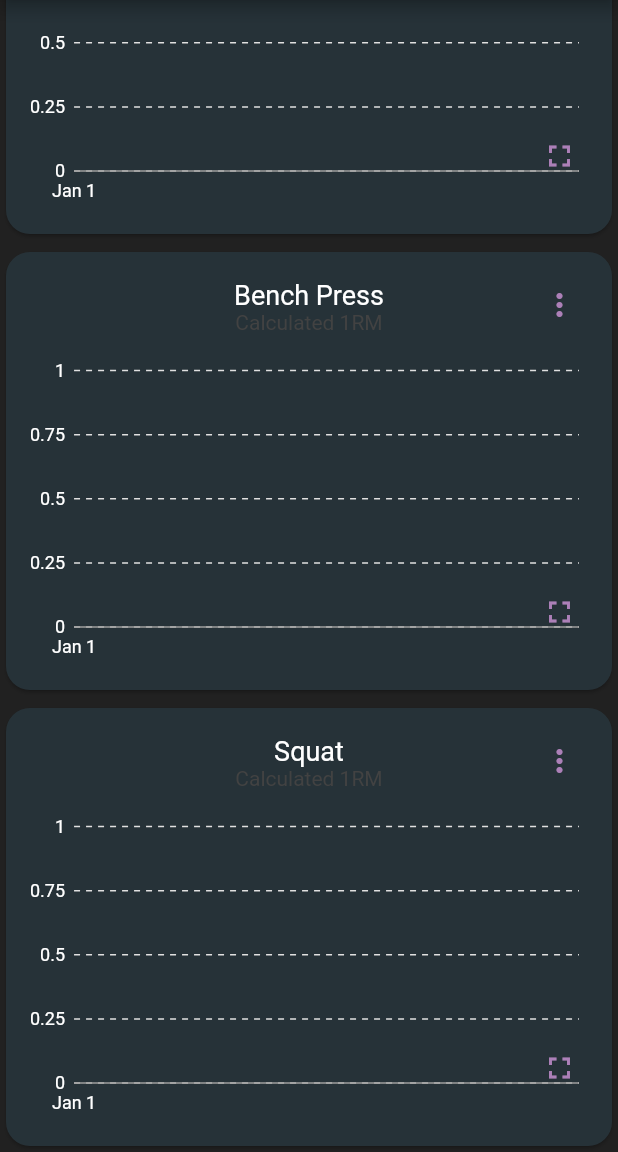
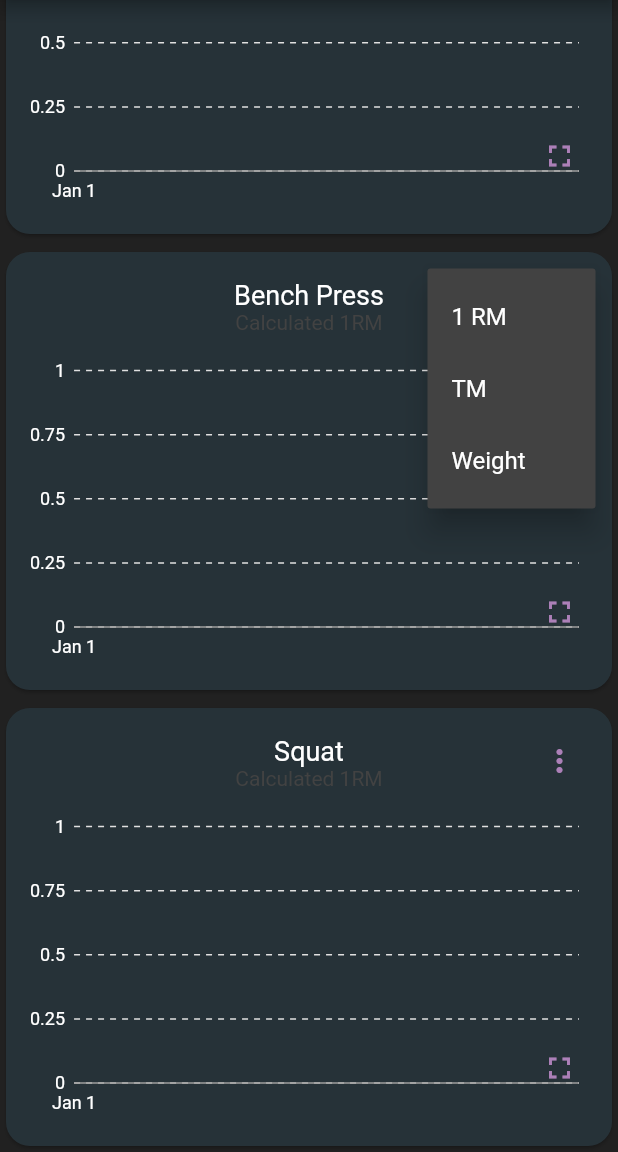
Before and after one commit to xMilotas/LiftCalculator, a Flutter app: the StatsScreen screen opened by its route, scrolled down 448 dp, after a tap on the "more vert" icon, on a phone screen of 412 x 824 dp, the part 84-1236 px from its top. Run offline on Flutter 3.47's test engine with Material 2 defaults, Android fonts, the phone set to English and light mode, and no system bars; our stand-ins replace charts_flutter, flutter_spinbox, shared_preferences, sqflite; accounts and stored records are empty.

Commit message:
🚧 added weight to stats

```diff
--- a/lib/models/liftChart.dart
+++ b/lib/models/liftChart.dart
@@ -13,10 +13,11 @@ import 'package:intl/intl.dart';
 class LiftChart extends StatefulWidget {
   final List<Series<dynamic, DateTime>> seriesList;
   final String liftTitle;
+  final String selectedStat;
   final bool animate;
   final bool fullscreen;
 
-  LiftChart(this.seriesList, this.liftTitle,
+  LiftChart(this.seriesList, this.liftTitle, this.selectedStat,
       {this.animate = true, this.fullscreen = false});
 
   // We need a Stateful widget to build the selection details with the current
@@ -57,7 +58,9 @@ class _SelectionCallbackState extends State<LiftChart> {
               new PanAndZoomBehavior(),
               new ChartTitle(widget.liftTitle,
                   titleStyleSpec: TextStyleSpec(color: MaterialPalette.white),
-                  subTitle: 'Calculated 1RM',
+                  subTitle: (widget.selectedStat == '1RM')
+                      ? 'Calculated 1RM'
+                      : 'Max Weight',
                   subTitleStyleSpec:
                       TextStyleSpec(color: MaterialPalette.white, fontSize: 14),
                   behaviorPosition: BehaviorPosition.top,
@@ -123,15 +126,28 @@ class MySymbolRenderer extends CircleSymbolRenderer {
         strokeWidthPx: getSolidStrokeWidthPx(strokeWidthPx));
     DbLift selectedElement =
         Provider.of<StatsSelectedLift>(context, listen: false).selectedLift;
+    // String selectedStatsType =
+    //     Provider.of<StatsSelectedLift>(context, listen: false)
+    //         .selectedStatsType;
 
     var dateStyle = style.TextStyle();
     dateStyle.fontSize = 11;
-    String formattedDate = DateFormat('yyyy-MM-dd').format(selectedElement.date);
+    String formattedDate =
+        DateFormat('yyyy-MM-dd').format(selectedElement.date);
 
-    final TextElement date = chartsTextElement.TextElement(formattedDate, style: dateStyle);
+    final TextElement date =
+        chartsTextElement.TextElement(formattedDate, style: dateStyle);
 
-    final TextElement weightReps = chartsTextElement.TextElement(
-        '${selectedElement.calculated1RM} kg via ${selectedElement.weightRep.toString()}');
+    String displayText = "";
+    // if (selectedStatsType == '1RM') {
+    //   displayText =
+    //       '1RM: ${selectedElement.calculated1RM} kg via ${selectedElement.weightRep.toString()}';
+    // }
+    // if (selectedStatsType == 'Weight') {
+    //   displayText = '${selectedElement.weightRep.toString()}';
+    // }
+
+    final TextElement weightReps = chartsTextElement.TextElement(displayText);
     canvas.drawText(weightReps, 150, 45);
     canvas.drawText(date, 190, 28);
   }
--- a/lib/models/selectedLift.dart
+++ b/lib/models/selectedLift.dart
@@ -2,15 +2,18 @@ import 'package:flutter/material.dart';
 
 import 'dbLift.dart';
 
-
-// Maybe change to map ..
 class StatsSelectedLift with ChangeNotifier {
   late DbLift selectedLift;
-
-  StatsSelectedLift(this.selectedLift);
+  String selectedStatsType = '1RM';
+  StatsSelectedLift(this.selectedLift, {this.selectedStatsType = '1RM'});
 
   changeLift(DbLift newLift) {
     this.selectedLift = newLift;
     notifyListeners();
   }
+
+  changeStatsType(String newStat) {
+    this.selectedStatsType = newStat;
+    notifyListeners();
+  }
 }
--- a/lib/screens/stats_screen.dart
+++ b/lib/screens/stats_screen.dart
@@ -6,6 +6,7 @@ import 'package:liftcalculator/models/drawer.dart';
 import 'package:liftcalculator/models/dbLift.dart';
 import 'package:liftcalculator/models/profile.dart';
 import 'package:liftcalculator/models/liftChart.dart';
+import 'package:liftcalculator/models/selectedLift.dart';
 import 'package:liftcalculator/screens/stats_full_screen.dart';
 import 'package:provider/provider.dart';
 
@@ -15,21 +16,22 @@ class StatsScreen extends StatefulWidget {
 }
 
 class _StatsScreenState extends State<StatsScreen> {
+
   @override
   Widget build(BuildContext context) {
     var profile = Provider.of<UserProfile>(context);
+    String selectedStats = Provider.of<StatsSelectedLift>(context).selectedStatsType;
     return Scaffold(
         appBar: buildAppBar(context, "Stats"),
         drawer: buildDrawer(context),
-        body: buildCharts(profile));
-  }
+        body: buildCharts(profile, selectedStats));
   }
 
-buildCharts(UserProfile user) {
+  buildCharts(UserProfile user, String selectedStats) {
     return FutureBuilder(
-      future: dataFetcher(user),
-      builder:
-          (BuildContext context, AsyncSnapshot<Map<int, List<DbLift>>> snapshot) {
+        future: dataFetcher(user, selectedStats),
+        builder: (BuildContext context,
+            AsyncSnapshot<Map<int, List<DbLift>>> snapshot) {
           Widget output;
           if (snapshot.hasData) {
             Map<int, List<DbLift>> data = snapshot.data!;
@@ -39,40 +41,55 @@ buildCharts(UserProfile user) {
               var liftSeries = new charts.Series<DbLift, DateTime>(
                 id: e.key.toString(),
                 domainFn: (DbLift lift, _) => lift.date,
-              measureFn: (DbLift lift, _) => lift.calculated1RM,
+                measureFn: (DbLift lift, _) => (selectedStats == '1RM') ? lift.calculated1RM : lift.weightRep.weight,
                 data: e.value,
               );
-            liftCharts.add(
-              Padding(
+              liftCharts.add(Padding(
                   padding: EdgeInsets.only(top: 4),
                   child: SizedBox(
                       height: 300.0,
-                child:
-                  Stack(
+                      child: Stack(
                         children: [
                           Card(
-                        shape: RoundedRectangleBorder(borderRadius: BorderRadius.circular(16)),
+                              shape: RoundedRectangleBorder(
+                                  borderRadius: BorderRadius.circular(16)),
                               color: Colors.blueGrey.shade900,
-                        child:
-                          Padding (
+                              child: Padding(
                                 padding: EdgeInsets.all(8),
-                            child:LiftChart([liftSeries], user.liftList[e.key].title),
-                            )
-                          ),
+                                child: LiftChart(
+                                    [liftSeries], user.liftList[e.key].title, selectedStats),
+                              )),
                           Positioned(
                             top: 15,
                             right: 15,
-                            child: IconButton(icon: Icon(Icons.more_vert), onPressed: () =>  print('hi')),
+                            child: PopupMenuButton<String>(
+                              icon: Icon(Icons.more_vert),
+                              itemBuilder: (BuildContext context) =>
+                                  <PopupMenuEntry<String>>[
+                                const PopupMenuItem<String>(
+                                    child: Text('1 RM'), value: '1RM'),
+                                const PopupMenuItem<String>(
+                                    child: Text('TM'), value: 'TM'),
+                                const PopupMenuItem<String>(
+                                  child: Text('Weight'),
+                                  value: 'Weight',
+                                ),
+                              ],
+                              onSelected: (String value) => Provider.of<StatsSelectedLift>(context, listen: false).changeStatsType(value),
+                            ),
                           ),
                           Positioned(
                             top: 220,
                             right: 15,
-                            child: IconButton(icon: Icon(Icons.fullscreen), onPressed: () => Navigator.of(context).push(MaterialPageRoute(builder: (context) => StatsFullScreen(user.liftList[e.key].id)))),
+                            child: IconButton(
+                                icon: Icon(Icons.fullscreen),
+                                onPressed: () => Navigator.of(context).push(
+                                    MaterialPageRoute(
+                                        builder: (context) => StatsFullScreen(
+                                            user.liftList[e.key].id, selectedStats)))),
                           ),
                         ],
-                  )
-              )
-            ));
+                      ))));
             }
             output = ListView(children: liftCharts);
           } else
@@ -81,15 +98,22 @@ buildCharts(UserProfile user) {
           return output;
         });
   }
+}
 
 /// Queries the data for all lifts and returns it as a Map[ID - List[Lift]]
-Future<Map<int, List<DbLift>>> dataFetcher(UserProfile profile) async {
+Future<Map<int, List<DbLift>>> dataFetcher(
+    UserProfile profile, String statsType) async {
   LiftHelper helper = LiftHelper(profile.db);
   var stats = <int, List<DbLift>>{};
   for (var i = 0; i < profile.liftList.length; i++) {
     int id = profile.liftList[i].id;
-    List<DbLift> tmp = await helper.getHighestLiftsPerDay(id);
+    List<DbLift> tmp = await getStatsTypeData(helper, statsType, id);
     stats[id] = tmp;
   }
   return stats;
 }
+
+getStatsTypeData(LiftHelper helper, String type, int id) async {
+  if (type == '1RM') return await helper.getHighestLiftsPerDay(id);
+  if (type == 'Weight') return await helper.getHighestWeightPerDay(id);
+}
```
Also changed, not shown: lib/screens/stats_full_screen.dart (+14 -10 lines). Lines whose indentation alone changed are shown as unchanged.
